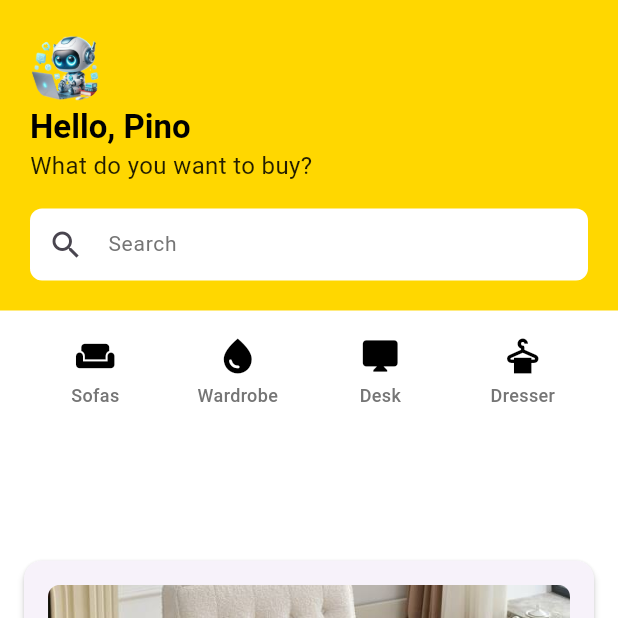
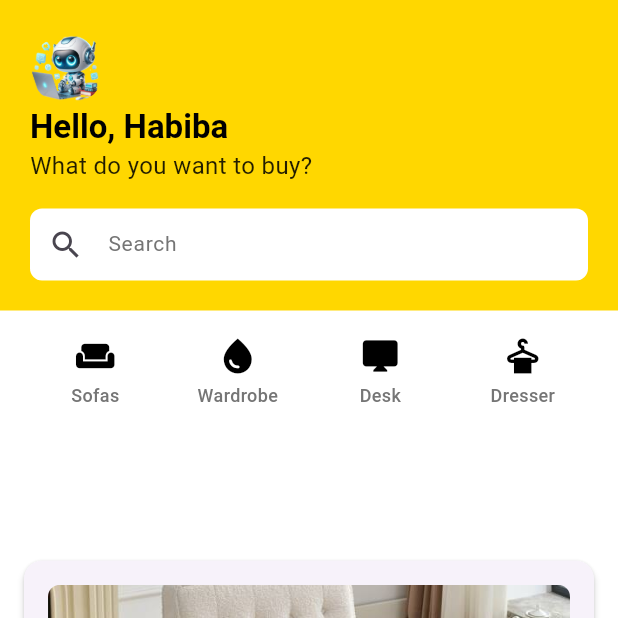
Before and after one commit to HabibaMohamed225/flutter_task5, a Flutter app: the screen it shows after launch, on a phone screen of 412 x 824 dp, the top half of it. Run offline on Flutter 3.47's test engine with Material 3 defaults, Android fonts, the phone set to English and light mode, and no system bars.

Commit message:
first commit

```diff
--- a/lib/resources/strings.dart
+++ b/lib/resources/strings.dart
@@ -1,5 +1,5 @@
 class AppStrings {
-  static const helloPino = "Hello, Pino";
+  static const helloPino = "Hello, Habiba";
   static const whatToBuy = "What do you want to buy?";
   static const search = "Search";
   static const addToCart = "Add to cart";
```
